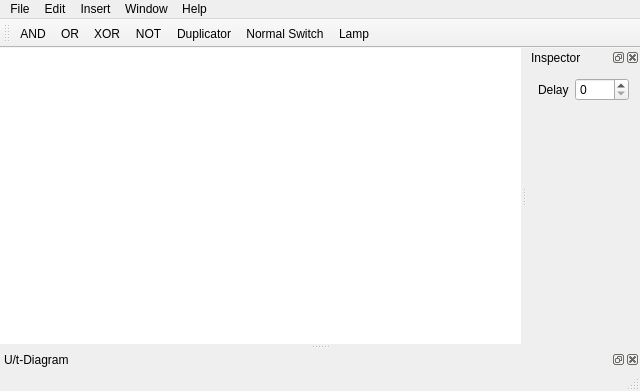
Old version of the form mainwindow.ui in the repository narrowtux/Gatter.
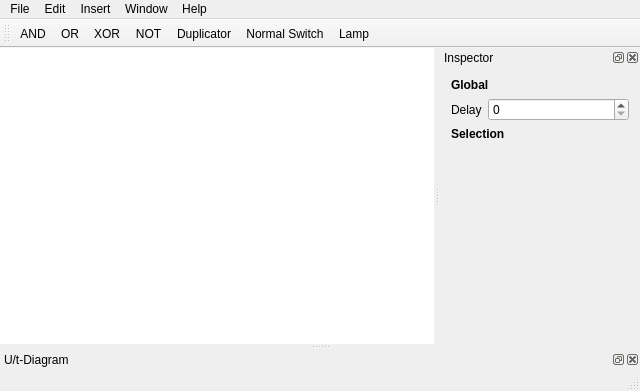
New version of the form.

Diff of the .ui file:
```diff
--- a/mainwindow.ui
+++ b/mainwindow.ui
@@ -148,19 +148,105 @@
     <number>2</number>
    </attribute>
    <widget class="QWidget" name="dockWidgetContents">
-    <layout class="QFormLayout" name="formLayout">
-     <item row="2" column="0">
-      <widget class="QLabel" name="label">
-       <property name="text">
-        <string>Delay</string>
+    <layout class="QVBoxLayout" name="verticalLayout_2">
+     <property name="margin">
+      <number>0</number>
+     </property>
+     <item>
+      <widget class="QScrollArea" name="scrollArea">
+       <property name="minimumSize">
+        <size>
+         <width>200</width>
+         <height>0</height>
+        </size>
        </property>
-      </widget>
-     </item>
-     <item row="2" column="1">
-      <widget class="QSpinBox" name="spinDelay">
-       <property name="maximum">
-        <number>2000</number>
+       <property name="frameShape">
+        <enum>QFrame::NoFrame</enum>
        </property>
+       <property name="frameShadow">
+        <enum>QFrame::Plain</enum>
+       </property>
+       <property name="verticalScrollBarPolicy">
+        <enum>Qt::ScrollBarAsNeeded</enum>
+       </property>
+       <property name="horizontalScrollBarPolicy">
+        <enum>Qt::ScrollBarAlwaysOff</enum>
+       </property>
+       <property name="widgetResizable">
+        <bool>true</bool>
+       </property>
+       <widget class="QWidget" name="scrollAreaWidgetContents">
+        <property name="geometry">
+         <rect>
+          <x>0</x>
+          <y>0</y>
+          <width>200</width>
+          <height>254</height>
+         </rect>
+        </property>
+        <layout class="QVBoxLayout" name="verticalLayout_3">
+         <item>
+          <widget class="QLabel" name="label_2">
+           <property name="font">
+            <font>
+             <weight>75</weight>
+             <bold>true</bold>
+            </font>
+           </property>
+           <property name="text">
+            <string>Global</string>
+           </property>
+          </widget>
+         </item>
+         <item>
+          <layout class="QFormLayout" name="globalOptions">
+           <item row="0" column="0">
+            <widget class="QLabel" name="label">
+             <property name="text">
+              <string>Delay</string>
+             </property>
+            </widget>
+           </item>
+           <item row="0" column="1">
+            <widget class="QSpinBox" name="spinDelay">
+             <property name="maximum">
+              <number>2000</number>
+             </property>
+            </widget>
+           </item>
+          </layout>
+         </item>
+         <item>
+          <widget class="QLabel" name="label_3">
+           <property name="font">
+            <font>
+             <weight>75</weight>
+             <bold>true</bold>
+            </font>
+           </property>
+           <property name="text">
+            <string>Selection</string>
+           </property>
+          </widget>
+         </item>
+         <item>
+          <layout class="QFormLayout" name="selectionOptions"/>
+         </item>
+         <item>
+          <spacer name="verticalSpacer">
+           <property name="orientation">
+            <enum>Qt::Vertical</enum>
+           </property>
+           <property name="sizeHint" stdset="0">
+            <size>
+             <width>20</width>
+             <height>130</height>
+            </size>
+           </property>
+          </spacer>
+         </item>
+        </layout>
+       </widget>
       </widget>
      </item>
     </layout>
```
